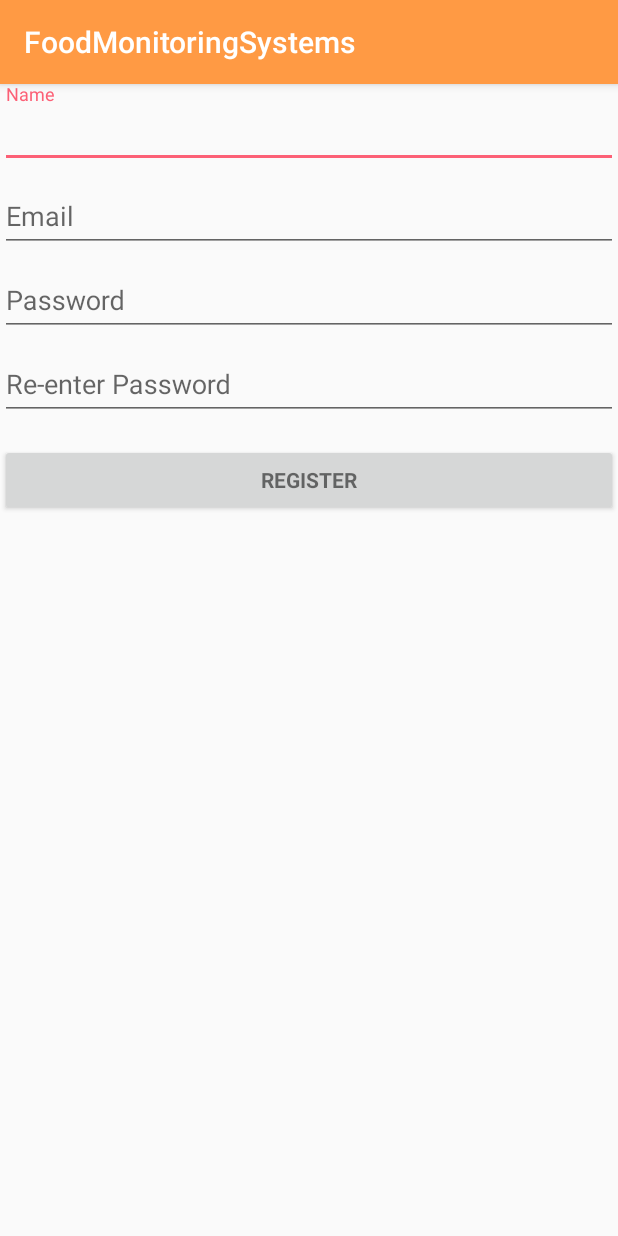
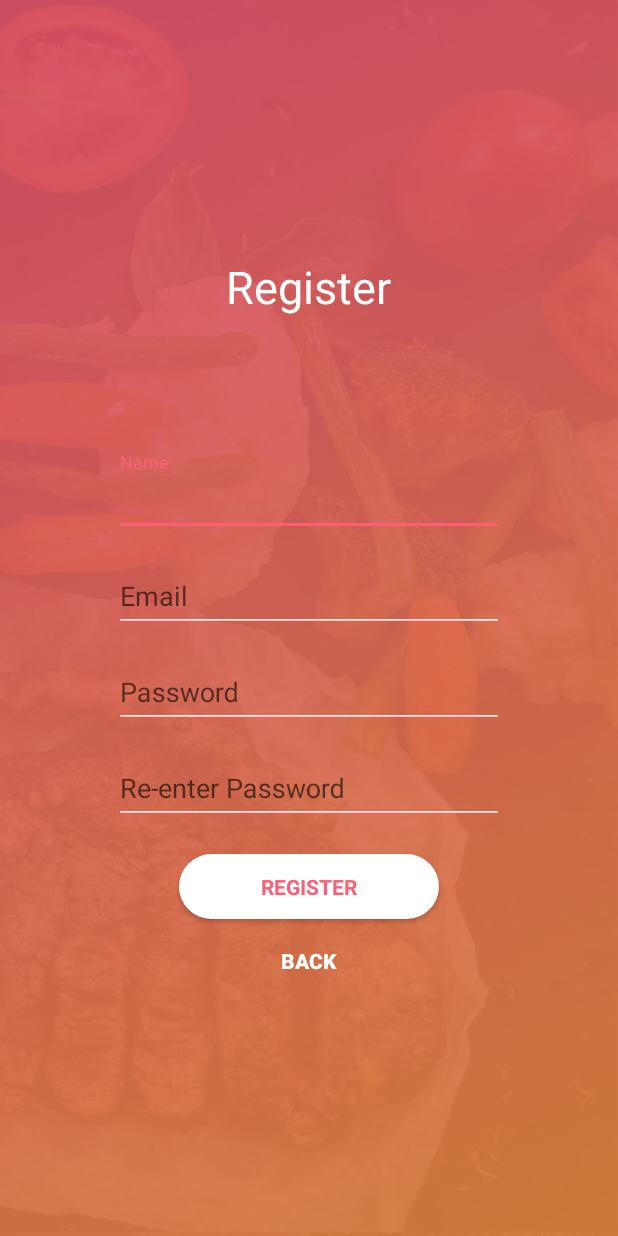
Before and after one commit to molysulfur/FoodMonitoringSystems, an Android app: the RegisterActivity screen opened directly, with no data from a screen before it, on a phone screen of 412 x 824 dp. Run offline under Robolectric (Android 15) with nearby library versions, the phone set to English and light mode, and no system bars; our stand-ins replace Firebase (no records; nobody signed in at launch, a user with empty details on screens opened directly).

Commit message:
add style to register

```diff
--- a/app/src/main/AndroidManifest.xml
+++ b/app/src/main/AndroidManifest.xml
@@ -37,7 +37,8 @@
                 <category android:name="android.intent.category.LAUNCHER" />
             </intent-filter>
         </activity>
-        <activity android:name=".RegisterActivity" />
+        <activity android:name=".RegisterActivity"
+            android:theme="@style/AppTheme.NoActionBar"/>
         <activity android:name=".AddScanActivity">
         </activity>
         <activity
--- a/app/src/main/java/co/mahti/foodmonitoringsystems/LoginActivity.java
+++ b/app/src/main/java/co/mahti/foodmonitoringsystems/LoginActivity.java
@@ -71,9 +71,9 @@ public class LoginActivity extends AppCompatActivity implements LoaderCallbacks<
         if (auth.getCurrentUser() != null) {
             Toast.makeText(getApplicationContext(), "OK, you already logged in! session", Toast.LENGTH_SHORT).show();
             //Intent for check Session
-            Intent intent = new Intent(this, MainActivity.class);
+            /*Intent intent = new Intent(this, MainActivity.class);
             startActivity(intent);
-            finish();
+            finish();*/
         }
         mEmailView = (AutoCompleteTextView) findViewById(R.id.email);
         mPasswordView = (EditText) findViewById(R.id.password);
--- a/app/src/main/java/co/mahti/foodmonitoringsystems/RegisterActivity.java
+++ b/app/src/main/java/co/mahti/foodmonitoringsystems/RegisterActivity.java
@@ -90,13 +90,13 @@ public class RegisterActivity extends AppCompatActivity {
             }
         });
 
-/*        Button btnBack = (Button)findViewById(R.id.back_button);
+        Button btnBack = (Button)findViewById(R.id.back_button);
         btnBack.setOnClickListener(new View.OnClickListener() {
             @Override
             public void onClick(View v) {
                 startActivity(new Intent(RegisterActivity.this, LoginActivity.class));
             }
-        });*/
+        });
     }
 
 }
--- a/app/src/main/res/layout/activity_register.xml
+++ b/app/src/main/res/layout/activity_register.xml
@@ -1,24 +1,41 @@
 <?xml version="1.0" encoding="utf-8"?>
-<android.support.constraint.ConstraintLayout xmlns:android="http://schemas.android.com/apk/res/android"
+<LinearLayout xmlns:android="http://schemas.android.com/apk/res/android"
+    xmlns:app="http://schemas.android.com/apk/res-auto"
     xmlns:tools="http://schemas.android.com/tools"
     android:layout_width="match_parent"
     android:layout_height="match_parent"
+    android:accessibilityHeading="false"
+    android:background="@drawable/bg_login_color"
+    android:gravity="center_vertical|center_horizontal"
+    android:orientation="vertical"
     tools:context=".RegisterActivity">
 
-    <ScrollView
+    <LinearLayout
         android:id="@+id/login_form"
-        android:layout_width="match_parent"
-        android:layout_height="match_parent">
+        android:layout_width="wrap_content"
+        android:layout_height="wrap_content"
+        android:gravity="fill_vertical|center"
+        android:orientation="vertical">
 
-        <LinearLayout
-            android:id="@+id/email_login_form"
-            android:layout_width="match_parent"
+
+        <TextView
+            android:id="@+id/textView"
+            android:layout_width="wrap_content"
             android:layout_height="wrap_content"
-            android:orientation="vertical">
+            android:layout_marginEnd="8dp"
+            android:layout_marginStart="8dp"
+            android:layout_marginTop="8dp"
+            android:text="Register"
+            android:textAlignment="center"
+            android:textColor="#FFF"
+            android:textSize="30sp" />
 
         <android.support.design.widget.TextInputLayout
             android:layout_width="match_parent"
-                android:layout_height="match_parent">
+            android:layout_height="wrap_content"
+            android:layout_marginLeft="32dp"
+            android:layout_marginRight="32dp"
+            android:layout_marginTop="90dp">
 
             <AutoCompleteTextView
                 android:id="@+id/name"
@@ -27,68 +44,108 @@
                 android:hint="@string/prompt_name"
                 android:inputType="textNoSuggestions"
                 android:maxLines="1"
-                    android:singleLine="true" />
+                android:textAlignment="viewStart"
+                android:singleLine="true"
+                android:textColor="#FFF"
+                android:textColorHint="#FFF"
+                android:backgroundTint="#FFF"/>
 
         </android.support.design.widget.TextInputLayout>
 
         <android.support.design.widget.TextInputLayout
             android:layout_width="match_parent"
-                android:layout_height="wrap_content">
+            android:layout_height="wrap_content"
+            android:layout_marginLeft="32dp"
+            android:layout_marginRight="32dp"
+            android:layout_marginTop="8dp">
 
             <AutoCompleteTextView
                 android:id="@+id/email"
                 android:layout_width="match_parent"
                 android:layout_height="wrap_content"
+                android:backgroundTint="#FFF"
                 android:hint="@string/prompt_email"
                 android:inputType="textEmailAddress"
                 android:maxLines="1"
-                    android:singleLine="true" />
+                android:singleLine="true"
+                android:textAlignment="viewStart"
+                android:textColor="#FFF"
+                android:textColorHint="#FFF" />
 
         </android.support.design.widget.TextInputLayout>
 
         <android.support.design.widget.TextInputLayout
             android:layout_width="match_parent"
-                android:layout_height="wrap_content">
+            android:layout_height="wrap_content"
+            android:layout_marginLeft="32dp"
+            android:layout_marginRight="32dp"
+            android:layout_marginTop="8dp">
 
 
             <EditText
                 android:id="@+id/password"
                 android:layout_width="match_parent"
                 android:layout_height="wrap_content"
+                android:backgroundTint="#FFF"
                 android:hint="@string/prompt_password"
                 android:imeOptions="actionUnspecified"
                 android:inputType="textPassword"
                 android:maxLines="1"
-                    android:singleLine="true" />
+                android:singleLine="true"
+                android:textAlignment="viewStart"
+                android:textColor="#FFF"
+                android:textColorHint="#FFF" />
 
         </android.support.design.widget.TextInputLayout>
+
         <android.support.design.widget.TextInputLayout
             android:layout_width="match_parent"
-                android:layout_height="wrap_content">
+            android:layout_height="wrap_content"
+            android:layout_marginLeft="32dp"
+            android:layout_marginRight="32dp"
+            android:layout_marginTop="8dp">
 
 
             <EditText
                 android:id="@+id/password2"
                 android:layout_width="match_parent"
                 android:layout_height="wrap_content"
+                android:backgroundTint="#FFF"
                 android:hint="@string/prompt_password_2"
                 android:imeOptions="actionUnspecified"
                 android:inputType="textPassword"
                 android:maxLines="1"
-                    android:singleLine="true" />
+                android:singleLine="true"
+                android:textAlignment="viewStart"
+                android:textColor="#FFF"
+                android:textColorHint="#FFF" />
 
         </android.support.design.widget.TextInputLayout>
+
 
         <Button
             android:id="@+id/register_button"
             style="?android:textAppearanceSmall"
-                android:layout_width="match_parent"
-                android:layout_height="wrap_content"
-                android:layout_marginTop="16dp"
+            android:layout_width="173dp"
+            android:layout_height="43dp"
+            android:layout_marginBottom="8dp"
+            android:layout_marginEnd="75dp"
+            android:layout_marginStart="75dp"
+            android:layout_marginTop="20dp"
+            android:background="@drawable/login_btn"
+            android:elevation="10dp"
             android:text="@string/action_register"
+            android:textColor="@color/colorAccent"
             android:textStyle="bold" />
 
+        <Button
+            android:id="@+id/back_button"
+            android:layout_width="143dp"
+            android:layout_height="40dp"
+            android:background="@android:color/transparent"
+            android:text="@string/action_back"
+            android:textColor="#FFF"
+            android:textStyle="bold"
+            tools:layout_editor_absoluteX="121dp" />
     </LinearLayout>
-    </ScrollView>
-
-</android.support.constraint.ConstraintLayout>
+</LinearLayout>
```
Lines whose indentation alone changed are shown as unchanged.
